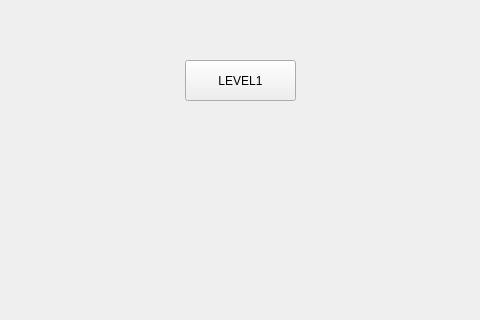
newbeeyhy/myGame, file src/levelselectmenu.ui: the form before one commit; both pictures show x 105 to 585 and y 0 to 320 of the 691 by 479 pixel window.
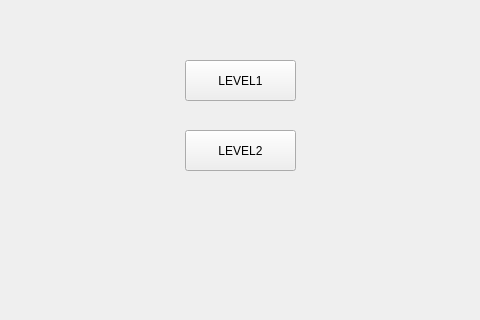
The form after the commit.

```diff
--- a/src/levelselectmenu.ui
+++ b/src/levelselectmenu.ui
@@ -26,6 +26,19 @@
     <string>LEVEL1</string>
    </property>
   </widget>
+  <widget class="QPushButton" name="pushButton2">
+   <property name="geometry">
+    <rect>
+     <x>290</x>
+     <y>130</y>
+     <width>111</width>
+     <height>41</height>
+    </rect>
+   </property>
+   <property name="text">
+    <string>LEVEL2</string>
+   </property>
+  </widget>
  </widget>
  <resources/>
  <connections/>
```
